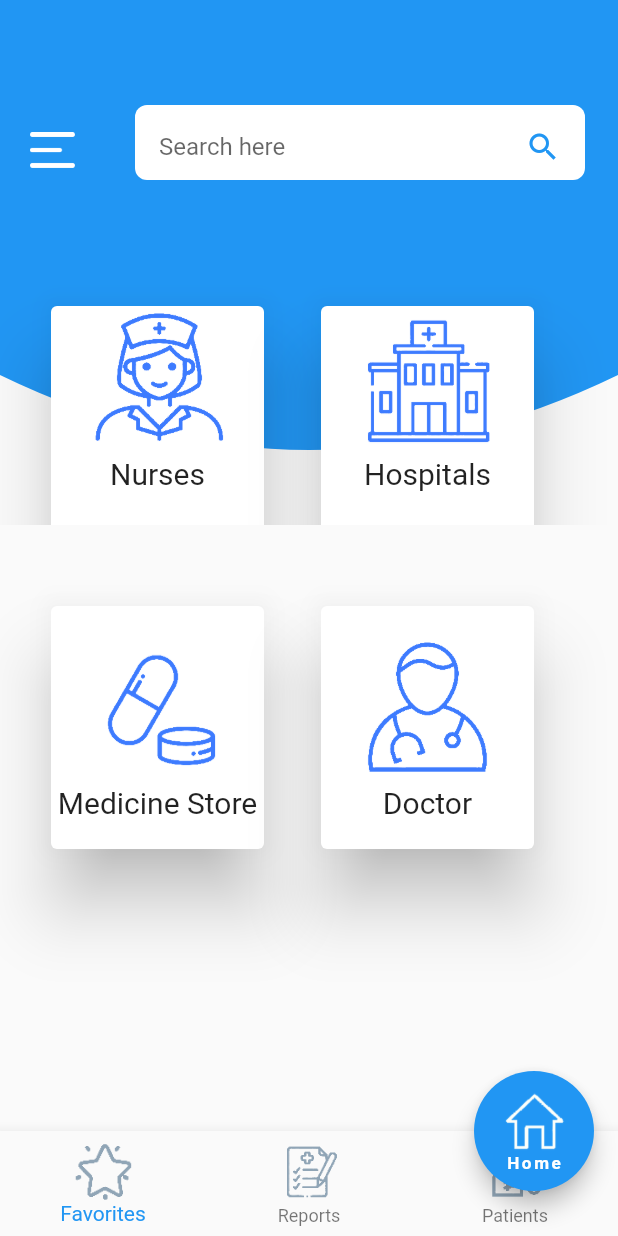
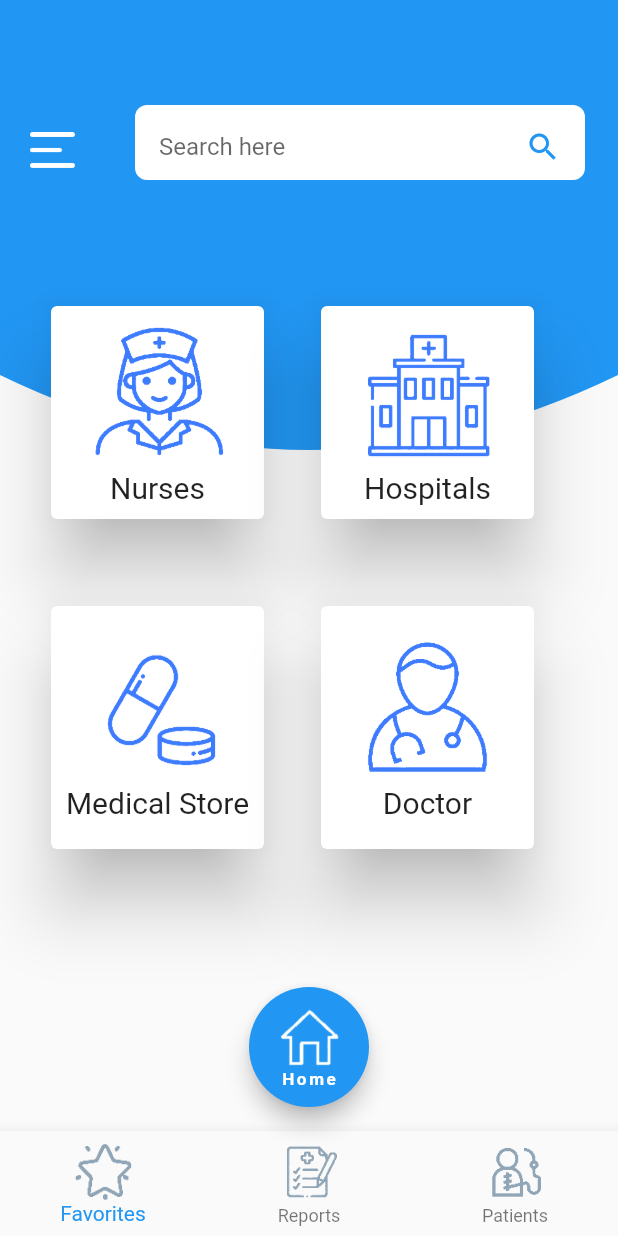
Before and after one commit to sonikapunitgoyal/clipppathdesigns, a Flutter app: the screen it shows after launch, on a phone screen of 412 x 824 dp. Run offline on Flutter 3.47's test engine with Material 2 defaults, Android fonts, the phone set to English and light mode, and no system bars.

Commit message:
alignment change

```diff
--- a/AndroidStudioProjects/clippath/lib/clippath.dart
+++ b/AndroidStudioProjects/clippath/lib/clippath.dart
@@ -63,12 +63,12 @@ class WavyHeaderImageState extends State<WavyHeaderImage>{
                left: 30.0,
                 top: 200.0,
                 width: 150.0,
-                height: 550.0,
+                height: 150.0,
 
                 child: InkWell(onTap: (){print('hello');}, child: Card(
                       elevation: 20.0,
                       color: Colors.white,
-                      child:  Column(
+                      child:  Column(mainAxisAlignment: MainAxisAlignment.center,
                           children: <Widget>[
                             Image.asset("assets/nurse.png",height: 100.0,width: 100.0,),
                             Text('Nurses',textAlign: TextAlign.center,style: TextStyle(fontSize: 20.0),),
@@ -81,12 +81,12 @@ class WavyHeaderImageState extends State<WavyHeaderImage>{
                left: 210.0,
                 top: 200.0,
                 width: 150.0,
-
-                child:   Container(height: 530.0,width: 210.0,
+                height: 150.0,
+                child:   Container(
                   child: Card(
                         elevation: 20.0,
                         color: Colors.white,
-                        child:  Column(
+                        child:  Column( mainAxisAlignment: MainAxisAlignment.center,
                             children: <Widget>[
                               Image.asset("assets/hospital.png",height: 100.0,width: 100.0,),
                               Text('Hospitals',textAlign: TextAlign.center,style: TextStyle(fontSize: 20.0),),
@@ -107,7 +107,7 @@ class WavyHeaderImageState extends State<WavyHeaderImage>{
                         child:  Column(mainAxisAlignment: MainAxisAlignment.center,
                             children: <Widget>[
                               Image.asset("assets/medison.png",height: 100.0,width: 100.0,),
-                              Text('Medicine Store',textAlign: TextAlign.center,style: TextStyle(fontSize: 20.0),),
+                              Text('Medical Store',textAlign: TextAlign.center,style: TextStyle(fontSize: 20.0),),
 
                             ],
                           ),
--- a/AndroidStudioProjects/clippath/lib/main.dart
+++ b/AndroidStudioProjects/clippath/lib/main.dart
@@ -50,9 +50,10 @@ class _MyHomePageState extends State<MyHomePage> {
               onPressed: () {}),
         ),
       ),
-      floatingActionButtonLocation: FloatingActionButtonLocation.endDocked,
+      floatingActionButtonLocation: FloatingActionButtonLocation.centerFloat,
       bottomNavigationBar: BottomNavigationBar(
         items: [
+
           BottomNavigationBarItem(
             icon: Image.asset(
               'assets/star.png',
```
